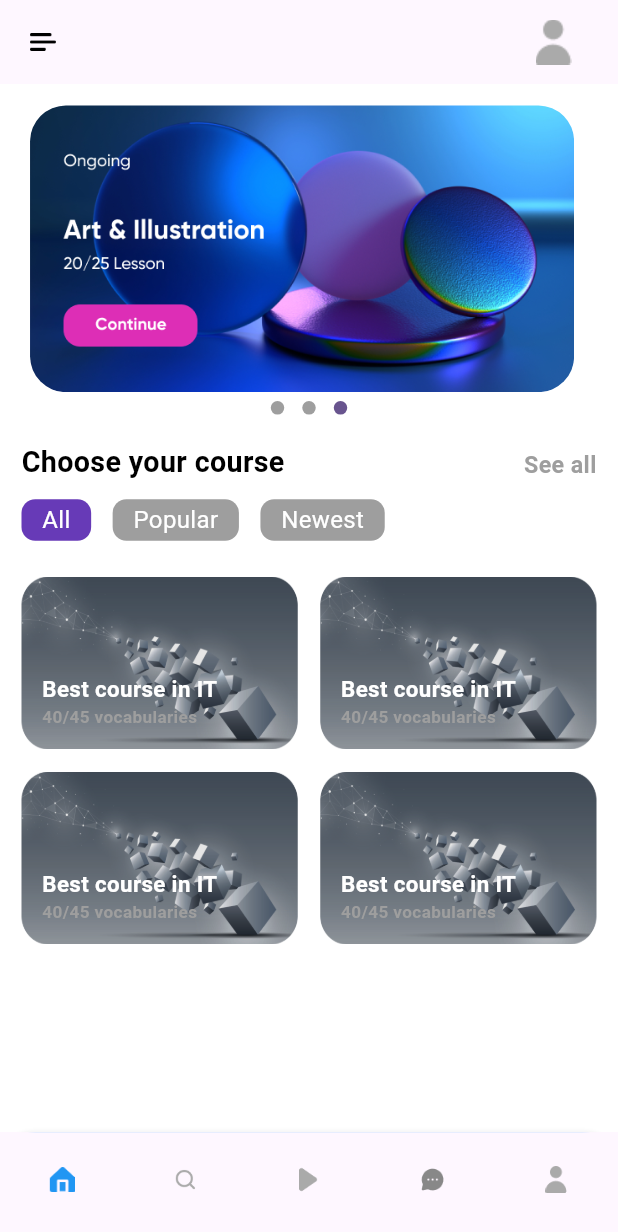
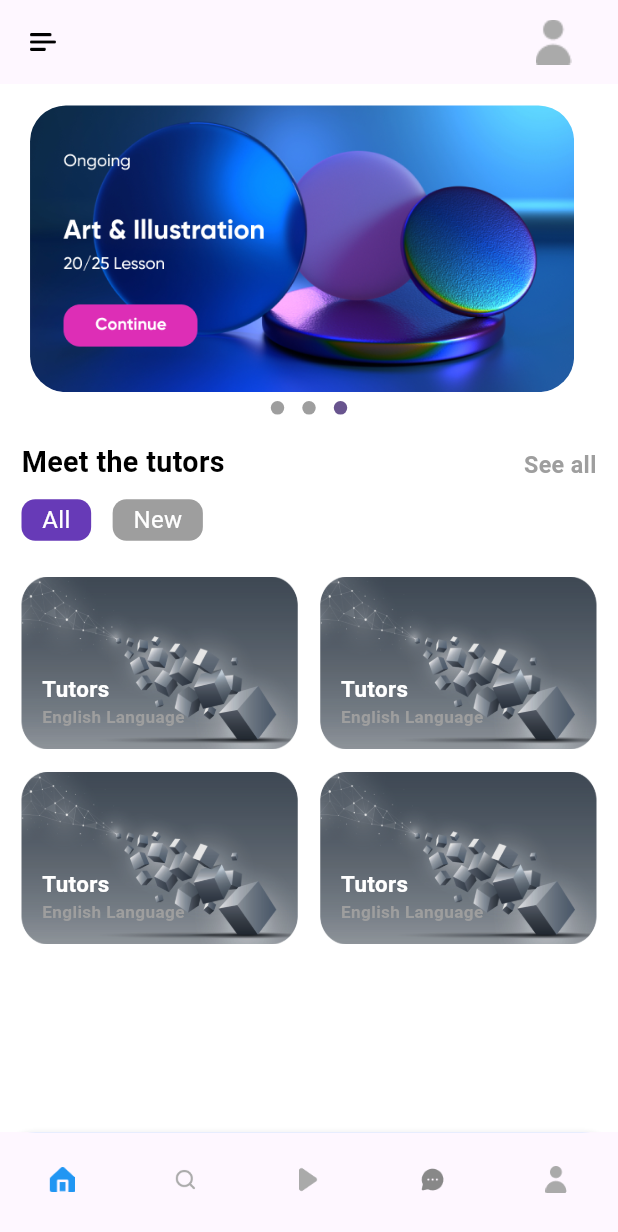
Before and after one commit to samievghayrat/ulerning_app, a Flutter app: the screen it shows after launch, on a phone screen of 412 x 824 dp. Shown: the top 1232 px of the screen. Run offline on Flutter 3.47's test engine with Material 3 defaults, Android fonts, the phone set to English and light mode, and no system bars; drawn by our look-alikes of dots_indicator; our stand-ins replace bloc, firebase_auth, firebase_core, firebase_database, flutter_bloc, flutter_screenutil and 2 more; accounts and stored records are empty.

Commit message:
minor changes

```diff
--- a/lib/pages/application/homepage_widgets/home_page.dart
+++ b/lib/pages/application/homepage_widgets/home_page.dart
@@ -45,7 +45,7 @@ class _HomePageState extends State<HomePage> {
                     mainAxisAlignment: MainAxisAlignment.spaceBetween,
                     crossAxisAlignment: CrossAxisAlignment.end,
                     children: [
-                      customSubtitle("Choose your course",
+                      customSubtitle("Meet the tutors",
                           font_Size: 16.h, fontWeight: FontWeight.bold),
                       customSubtitle("See all",
                           font_Size: 13.h,
@@ -61,10 +61,10 @@ class _HomePageState extends State<HomePage> {
                   child: Row(
                     children: [
                       courseButton("All"),
-                      courseButton("Popular",
+                      courseButton("New",
                           color: Colors.grey, textColor: Colors.white),
-                      courseButton("Newest",
-                          color: Colors.grey, textColor: Colors.white),
+                      // courseButton("Newest",
+                      //     color: Colors.grey, textColor: Colors.white),
                     ],
                   ),
                 ),
@@ -101,11 +101,11 @@ class _HomePageState extends State<HomePage> {
                             crossAxisAlignment: CrossAxisAlignment.start,
                             children: [
                               CustomTextWidget(
-                                "Best course in IT",
+                                "Tutors",
                                 13.sp,
                                 Colors.white,
                               ),
-                              customSubtitle("40/45 vocabularies",
+                              customSubtitle("English Language",
                                   color: Colors.grey,
                                   fontWeight: FontWeight.bold,
                                   font_Size: 10.sp)
--- a/lib/pages/profile/profile.dart
+++ b/lib/pages/profile/profile.dart
@@ -90,9 +90,9 @@ Widget _listOfProfilePageSettings(BuildContext context) {
           Navigator.of(context).pushNamed(RouteNames.REGISTER_PAGE);
         },
       ),
-      listTileItem("Achievements", Icons.card_giftcard),
-      listTileItem("Love", Icons.heart_broken_rounded),
-      listTileItem("Reminders", Icons.wifi_tethering_outlined),
+      // listTileItem("Achievements", Icons.card_giftcard),
+      // listTileItem("Love", Icons.heart_broken_rounded),
+      // listTileItem("Reminders", Icons.wifi_tethering_outlined),
     ],
   );
 }
```
Also changed, not shown: 1 other file.
